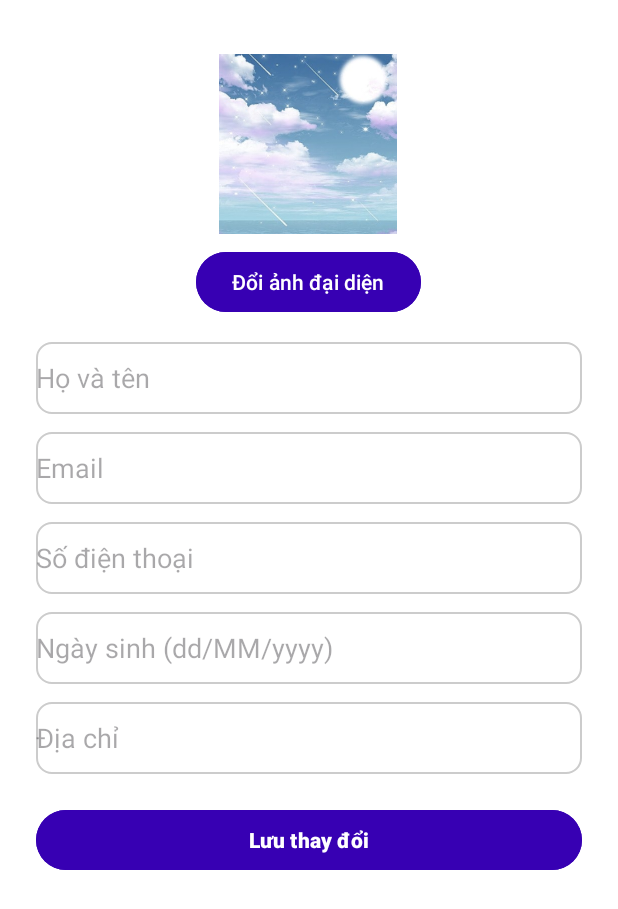
After one commit to Drak-lat/AppQLCVCN, an Android app: the EditProfileActivity screen opened directly, with no data from a screen before it, on a phone screen of 412 x 824 dp. The commit adds this screen. Shown: the top 909 px of the screen. Run offline under Robolectric (Android 15) with nearby library versions, the phone set to English and light mode, and no system bars; pictures from the network do not load; 1 statement that could not run was skipped.

Commit message:
cap nhat 01.App

```diff
--- /dev/null
+++ b/01.App/app/src/main/java/com/example/quanlycongviecapp/Activity/EditProfileActivity.java
@@ -0,0 +1,127 @@
+package com.example.quanlycongviecapp.Activity;
+
+import android.os.Bundle;
+import android.widget.Button;
+import android.widget.EditText;
+import android.widget.ImageView;
+import android.widget.Toast;
+import androidx.appcompat.app.AppCompatActivity;
+
+import com.bumptech.glide.Glide;
+import com.example.quanlycongviecapp.Model.UserProfile;
+import com.example.quanlycongviecapp.R;
+import com.example.quanlycongviecapp.Remote.ApiService;
+import com.example.quanlycongviecapp.Remote.RetrofitClient;
+
+import retrofit2.Call;
+import retrofit2.Callback;
+import retrofit2.Response;
+
+public class EditProfileActivity extends AppCompatActivity {
+    private ImageView imgAvatar;
+    private EditText edtFullName, edtEmail, edtPhone, edtBirthdate, edtAddress;
+    private Button btnSaveProfile, btnChangeAvatar;
+    private int id;
+    private UserProfile currentUser;
+
+    @Override
+    protected void onCreate(Bundle savedInstanceState) {
+        super.onCreate(savedInstanceState);
+        setContentView(R.layout.editprofile);
+
+        imgAvatar = findViewById(R.id.imgAvatar);
+        edtFullName = findViewById(R.id.edtFullName);
+        edtEmail = findViewById(R.id.edtEmail);
+        edtPhone = findViewById(R.id.edtPhone);
+        edtBirthdate = findViewById(R.id.edtBirthdate);
+        edtAddress = findViewById(R.id.edtAddress);
+        btnSaveProfile = findViewById(R.id.btnSaveProfile);
+        btnChangeAvatar = findViewById(R.id.btnChangeAvatar);
+
+        id = getIntent().getIntExtra("userId", -1);
+        if (id == -1) {
+            Toast.makeText(this, "Không có userId, quay lại!", Toast.LENGTH_SHORT).show();
+            finish();
+            return;
+        }
+
+        // 1. Load user info trước khi cho phép sửa
+        loadUserInfo(id);
+
+        // 2. Chỉ khi load xong currentUser != null mới được update
+        btnSaveProfile.setOnClickListener(v -> {
+            if (currentUser == null) {
+                Toast.makeText(this, "Chưa có dữ liệu người dùng!", Toast.LENGTH_SHORT).show();
+                return;
+            }
+            updateProfile();
+        });
+
+        // TODO: Xử lý thay đổi ảnh avatar tại đây nếu cần
+        // btnChangeAvatar.setOnClickListener...
+    }
+
+    private void loadUserInfo(int id) {
+        ApiService apiService = RetrofitClient.getClient().create(ApiService.class);
+        apiService.getUserById(id).enqueue(new Callback<UserProfile>() {
+            @Override
+            public void onResponse(Call<UserProfile> call, Response<UserProfile> response) {
+                if (response.isSuccessful() && response.body() != null) {
+                    currentUser = response.body();
+                    // Hiển thị lên form
+                    edtFullName.setText(currentUser.getFullName());
+                    edtEmail.setText(currentUser.getEmail());
+                    edtPhone.setText(currentUser.getPhone());
+                    edtBirthdate.setText(currentUser.getBirthdate());
+                    edtAddress.setText(currentUser.getAddress());
+
+                    if (currentUser.getAvatarUrl() != null && !currentUser.getAvatarUrl().isEmpty()) {
+                        Glide.with(EditProfileActivity.this)
+                                .load(currentUser.getAvatarUrl())
+                                .placeholder(R.drawable.avatar_default)
+                                .into(imgAvatar);
+                    } else {
+                        imgAvatar.setImageDrawable(null);
+                    }
+                } else {
+                    Toast.makeText(EditProfileActivity.this, "Không tìm thấy thông tin user!", Toast.LENGTH_SHORT).show();
+                    finish();
+                }
+            }
+
+            @Override
+            public void onFailure(Call<UserProfile> call, Throwable t) {
+                Toast.makeText(EditProfileActivity.this, "Lỗi: " + t.getMessage(), Toast.LENGTH_SHORT).show();
+                finish();
+            }
+        });
+    }
+
+    private void updateProfile() {
+        // Lấy dữ liệu từ form
+        currentUser.setFullName(edtFullName.getText().toString());
+        currentUser.setEmail(edtEmail.getText().toString());
+        currentUser.setPhone(edtPhone.getText().toString());
+        currentUser.setBirthdate(edtBirthdate.getText().toString());
+        currentUser.setAddress(edtAddress.getText().toString());
+
+        ApiService apiService = RetrofitClient.getClient().create(ApiService.class);
+        Call<UserProfile> call = apiService.updateProfile(id, currentUser);
+        call.enqueue(new Callback<UserProfile>() {
+            @Override
+            public void onResponse(Call<UserProfile> call, Response<UserProfile> response) {
+                if (response.isSuccessful()) {
+                    Toast.makeText(EditProfileActivity.this, "Cập nhật thành công!", Toast.LENGTH_SHORT).show();
+                    finish();
+                } else {
+                    Toast.makeText(EditProfileActivity.this, "Cập nhật thất bại!", Toast.LENGTH_SHORT).show();
+                }
+            }
+
+            @Override
+            public void onFailure(Call<UserProfile> call, Throwable t) {
+                Toast.makeText(EditProfileActivity.this, "Lỗi: " + t.getMessage(), Toast.LENGTH_SHORT).show();
+            }
+        });
+    }
+}
--- a/01.App/app/src/main/java/com/example/quanlycongviecapp/Activity/LoginActivity.java
+++ b/01.App/app/src/main/java/com/example/quanlycongviecapp/Activity/LoginActivity.java
@@ -56,7 +56,7 @@ public class LoginActivity extends AppCompatActivity {
                     if (response.isSuccessful() && response.body() != null) {
                         Toast.makeText(LoginActivity.this, "Đăng nhập thành công!", Toast.LENGTH_SHORT).show();
                         Intent intent = new Intent(LoginActivity.this, MainMenu.class);
-                        intent.putExtra("userId", response.body().getId());
+                        intent.putExtra("id", response.body().getId());
                         startActivity(intent);
                         finish();
                     } else {
--- a/01.App/app/src/main/java/com/example/quanlycongviecapp/Model/User.java
+++ b/01.App/app/src/main/java/com/example/quanlycongviecapp/Model/User.java
@@ -1,6 +1,7 @@
 package com.example.quanlycongviecapp.Model;
+import java.io.Serializable;
 
-public class User {
+public class User  {
     private int id;
     private String username;
     private String password;
@@ -57,4 +58,6 @@ public class User {
 
     public String getAvatarUrl() { return avatarUrl; }
     public void setAvatarUrl(String avatarUrl) { this.avatarUrl = avatarUrl; }
+
+
 }
--- a/01.App/app/src/main/java/com/example/quanlycongviecapp/Remote/ApiService.java
+++ b/01.App/app/src/main/java/com/example/quanlycongviecapp/Remote/ApiService.java
@@ -10,6 +10,14 @@ import retrofit2.http.GET;
 import retrofit2.http.POST;
 import retrofit2.http.Path;
 import retrofit2.http.PUT;
+import okhttp3.MultipartBody;
+import okhttp3.RequestBody;
+import okhttp3.ResponseBody;
+import retrofit2.Call;
+import retrofit2.http.Multipart;
+import retrofit2.http.POST;
+import retrofit2.http.Path;
+import retrofit2.http.Part;
 
 import java.util.List;
 
@@ -26,11 +34,17 @@ public interface ApiService {
     Call<List<TaskModel>> getTasksByPriority(@Path("userId") int userId);
 
     @GET("/api/Users/{id}")
-    Call<UserProfile> getProfile(@Path("id") int id);
+    Call<UserProfile> getUserById(@Path("id") int id);
 
     @PUT("/api/Users/{id}")
     Call<UserProfile> updateProfile(@Path("id") int id, @Body UserProfile userProfile);
 
+    @Multipart
+    @POST("Users/upload-avatar/{id}")
+    Call<ResponseBody> uploadAvatar(
+            @Path("id") int userId,
+            @Part MultipartBody.Part file
+    );
 
 
 }
--- a/01.App/app/src/main/java/com/example/quanlycongviecapp/Remote/RetrofitClient.java
+++ b/01.App/app/src/main/java/com/example/quanlycongviecapp/Remote/RetrofitClient.java
@@ -17,4 +17,5 @@ public class RetrofitClient {
         }
         return retrofit;
     }
+
 }
--- /dev/null
+++ b/01.App/app/src/main/res/layout/editprofile.xml
@@ -0,0 +1,94 @@
+<?xml version="1.0" encoding="utf-8"?>
+<ScrollView xmlns:android="http://schemas.android.com/apk/res/android"
+    android:layout_width="match_parent"
+    android:layout_height="match_parent"
+    android:padding="24dp"
+    android:background="@color/white">
+
+    <LinearLayout
+        android:orientation="vertical"
+        android:layout_width="match_parent"
+        android:layout_height="wrap_content"
+        android:gravity="center_horizontal">
+
+        <!-- Avatar -->
+        <ImageView
+            android:id="@+id/imgAvatar"
+            android:layout_width="120dp"
+            android:layout_height="120dp"
+            android:src="@drawable/nen"
+            android:scaleType="centerCrop"
+            android:layout_gravity="center"
+            android:background="@drawable/nen1"
+            android:layout_marginTop="12dp"
+            android:layout_marginBottom="8dp"/>
+
+        <Button
+            android:id="@+id/btnChangeAvatar"
+            android:layout_width="wrap_content"
+            android:layout_height="wrap_content"
+            android:text="Đổi ảnh đại diện"
+            android:layout_gravity="center"
+            android:backgroundTint="@color/purple_700"
+            android:textColor="@color/white"
+            android:layout_marginBottom="16dp"/>
+
+        <!-- Họ tên -->
+        <EditText
+            android:id="@+id/edtFullName"
+            android:layout_width="match_parent"
+            android:layout_height="48dp"
+            android:hint="Họ và tên"
+            android:background="@drawable/bg_input"
+            android:layout_marginBottom="12dp"/>
+
+        <!-- Email -->
+        <EditText
+            android:id="@+id/edtEmail"
+            android:layout_width="match_parent"
+            android:layout_height="48dp"
+            android:hint="Email"
+            android:inputType="textEmailAddress"
+            android:background="@drawable/bg_input"
+            android:layout_marginBottom="12dp"/>
+
+        <!-- Số điện thoại -->
+        <EditText
+            android:id="@+id/edtPhone"
+            android:layout_width="match_parent"
+            android:layout_height="48dp"
+            android:hint="Số điện thoại"
+            android:inputType="phone"
+            android:background="@drawable/bg_input"
+            android:layout_marginBottom="12dp"/>
+
+        <!-- Ngày sinh -->
+        <EditText
+            android:id="@+id/edtBirthdate"
+            android:layout_width="match_parent"
+            android:layout_height="48dp"
+            android:hint="Ngày sinh (dd/MM/yyyy)"
+            android:inputType="date"
+            android:background="@drawable/bg_input"
+            android:layout_marginBottom="12dp"/>
+
+        <!-- Địa chỉ -->
+        <EditText
+            android:id="@+id/edtAddress"
+            android:layout_width="match_parent"
+            android:layout_height="48dp"
+            android:hint="Địa chỉ"
+            android:background="@drawable/bg_input"
+            android:layout_marginBottom="20dp"/>
+
+        <!-- Nút Lưu -->
+        <Button
+            android:id="@+id/btnSaveProfile"
+            android:layout_width="match_parent"
+            android:layout_height="wrap_content"
+            android:text="Lưu thay đổi"
+            android:backgroundTint="@color/purple_700"
+            android:textColor="@color/white"
+            android:textStyle="bold"/>
+    </LinearLayout>
+</ScrollView>
--- /dev/null
+++ b/01.App/build.gradle.kts
@@ -0,0 +1,4 @@
+// Top-level build file where you can add configuration options common to all sub-projects/modules.
+plugins {
+    alias(libs.plugins.android.application) apply false
+}
```
Also changed, not shown: 01.App/app/build.gradle.kts (+5 -2 lines), 01.App/app/src/main/AndroidManifest.xml (+8 -0 lines), 01.App/app/src/main/java/com/example/quanlycongviecapp/Activity/MainMenu.java (+26 -22 lines), 01.App/app/src/main/java/com/example/quanlycongviecapp/Activity/ProfileActivity.java (+62 -8 lines), 01.App/app/src/main/java/com/example/quanlycongviecapp/Model/UserProfile.java (+8 -2 lines), 01.App/app/src/main/res/layout/profile.xml (+10 -8 lines), 1 other file.
